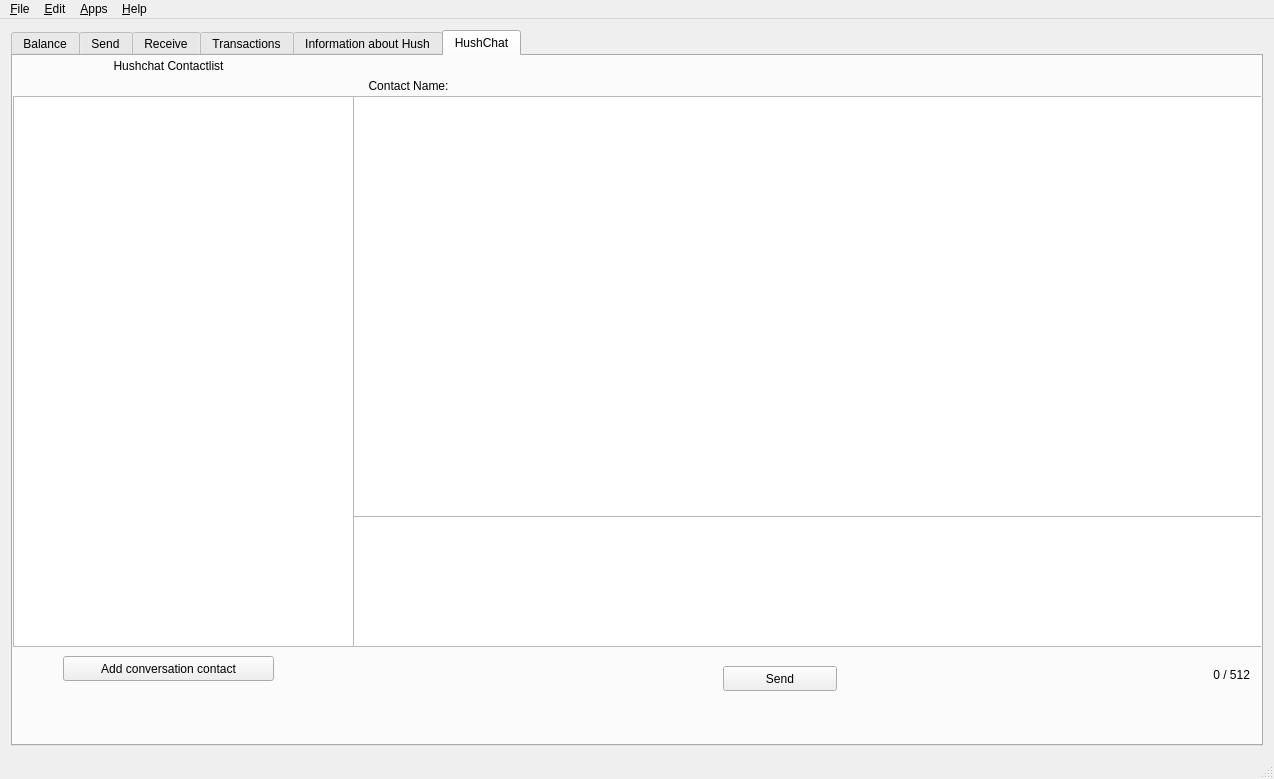
Before: the Qt Designer form src/mainwindow.ui in jahway603/SilentDragonLite, drawn with Qt 5.
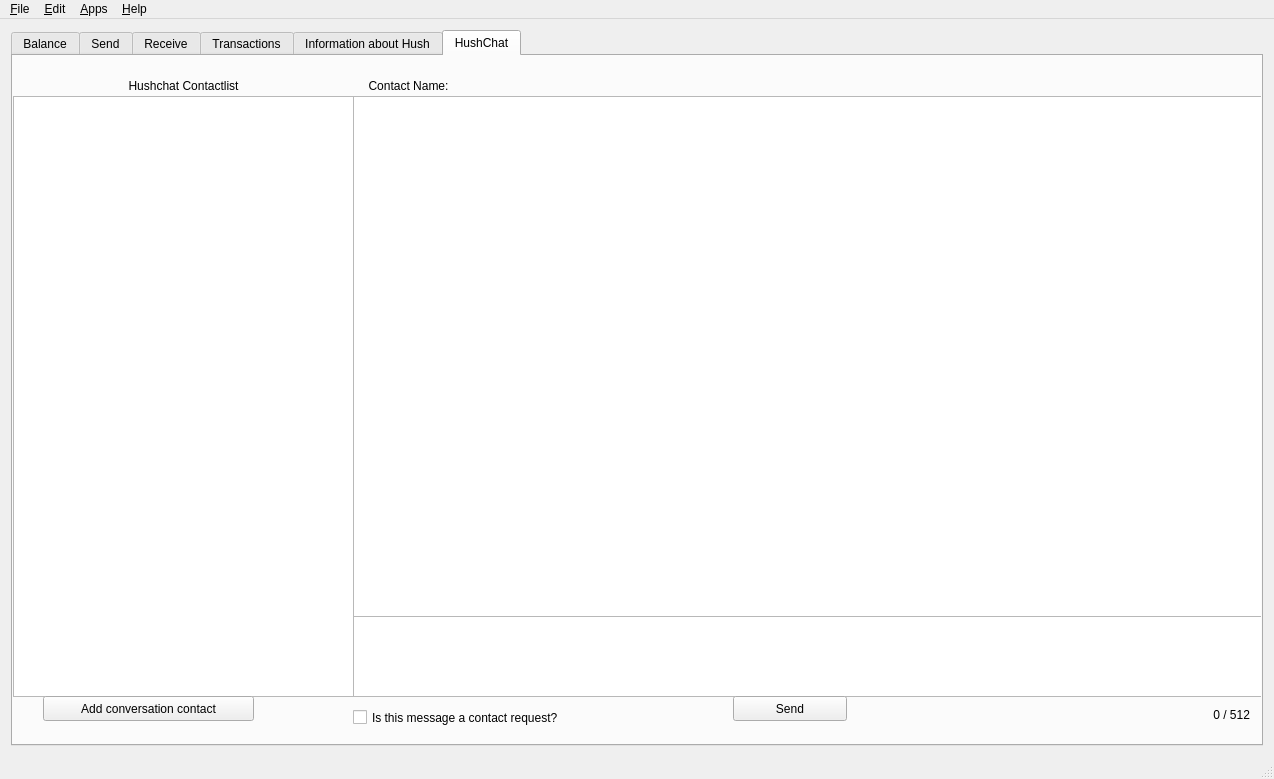
After: the same form once the commit is applied. Icons and pictures are not drawn. Custom widgets are drawn as their Qt base class.

Commit message: add contact on Chattab

```diff
--- a/src/mainwindow.ui
+++ b/src/mainwindow.ui
@@ -1334,7 +1334,7 @@
           <x>0</x>
           <y>40</y>
           <width>341</width>
-          <height>551</height>
+          <height>601</height>
          </rect>
         </property>
        </widget>
@@ -1342,8 +1342,8 @@
         <property name="geometry">
          <rect>
           <x>0</x>
-          <y>0</y>
-          <width>311</width>
+          <y>20</y>
+          <width>341</width>
           <height>20</height>
          </rect>
         </property>
@@ -1355,9 +1355,9 @@
         <property name="geometry">
          <rect>
           <x>340</x>
-          <y>460</y>
+          <y>560</y>
           <width>921</width>
-          <height>131</height>
+          <height>81</height>
          </rect>
         </property>
         <property name="styleSheet">
@@ -1368,7 +1368,7 @@
         <property name="geometry">
          <rect>
           <x>1190</x>
-          <y>610</y>
+          <y>650</y>
           <width>47</width>
           <height>17</height>
          </rect>
@@ -1396,8 +1396,8 @@
        <widget class="QPushButton" name="sendChatButton">
         <property name="geometry">
          <rect>
-          <x>710</x>
-          <y>610</y>
+          <x>720</x>
+          <y>640</y>
           <width>114</width>
           <height>25</height>
          </rect>
@@ -1418,8 +1418,8 @@
        <widget class="QPushButton" name="safeContactRequest">
         <property name="geometry">
          <rect>
-          <x>50</x>
-          <y>600</y>
+          <x>30</x>
+          <y>640</y>
           <width>211</width>
           <height>25</height>
          </rect>
@@ -1456,7 +1456,7 @@
           <x>340</x>
           <y>40</y>
           <width>921</width>
-          <height>421</height>
+          <height>521</height>
          </rect>
         </property>
         <property name="verticalScrollBarPolicy">
@@ -1484,6 +1484,19 @@
          <bool>true</bool>
         </property>
        </widget>
+       <widget class="QCheckBox" name="request">
+        <property name="geometry">
+         <rect>
+          <x>340</x>
+          <y>650</y>
+          <width>261</width>
+          <height>23</height>
+         </rect>
+        </property>
+        <property name="text">
+         <string>Is this message a contact request?</string>
+        </property>
+       </widget>
       </widget>
      </widget>
     </item>
```
Left out of the diff: 19 changed lines with no effect on the pictures. The commit also changes 10 other files.
